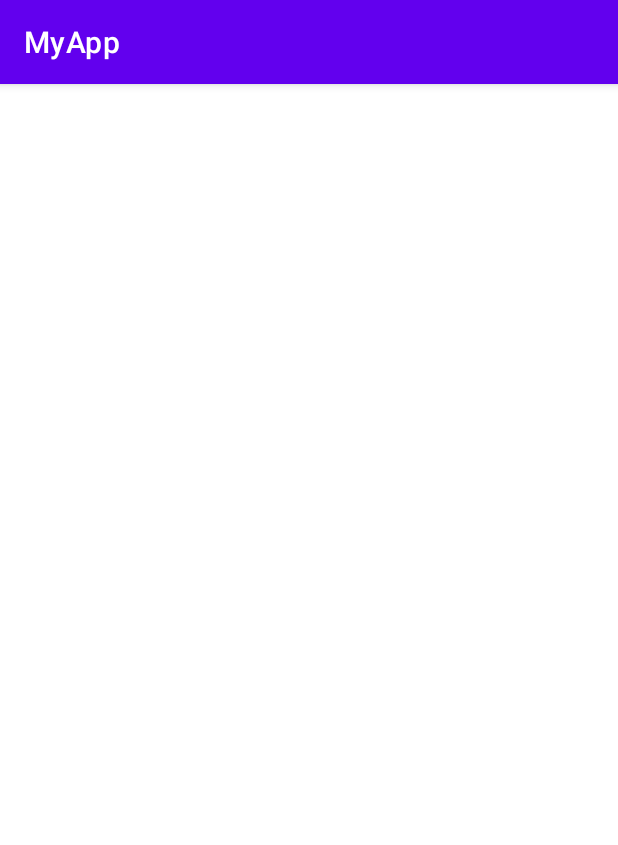
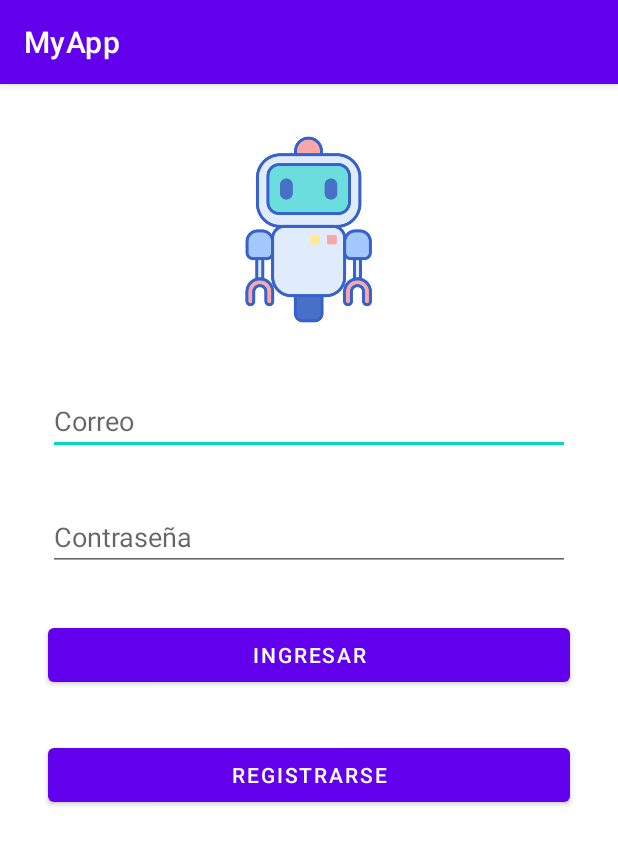
Before and after one commit to 1Nero1/MiprimerApp, an Android app: the screen it shows after launch (MainActivity), on a phone screen of 412 x 824 dp. Shown: the top 845 px of the screen. Run offline under Robolectric (Android 15) with nearby library versions, the phone set to English and light mode, and no system bars.

Commit message:
Creando la primer ventana (Ingresar)

```diff
--- a/app/app/src/main/res/layout/activity_main.xml
+++ b/app/app/src/main/res/layout/activity_main.xml
@@ -4,4 +4,70 @@
     xmlns:tools="http://schemas.android.com/tools"
     android:layout_width="match_parent"
     android:layout_height="match_parent"
-    tools:context=".MainActivity"/>
+    tools:context=".MainActivity">
+
+    <ImageView
+        android:id="@+id/Img"
+        android:layout_width="130dp"
+        android:layout_height="130dp"
+        android:layout_marginTop="32dp"
+        app:layout_constraintEnd_toEndOf="parent"
+        app:layout_constraintHorizontal_bias="0.498"
+        app:layout_constraintStart_toStartOf="parent"
+        app:layout_constraintTop_toTopOf="parent"
+        app:srcCompat="@drawable/robot" />
+
+    <EditText
+        android:id="@+id/editTextCorreo"
+        android:layout_width="match_parent"
+        android:layout_height="wrap_content"
+        android:layout_marginStart="32dp"
+        android:layout_marginTop="40dp"
+        android:layout_marginEnd="32dp"
+        android:ems="10"
+        android:hint="Correo"
+        android:inputType="textPersonName"
+        app:layout_constraintEnd_toEndOf="parent"
+        app:layout_constraintStart_toStartOf="parent"
+        app:layout_constraintTop_toBottomOf="@+id/Img" />
+
+    <EditText
+        android:id="@+id/editTextPass"
+        android:layout_width="match_parent"
+        android:layout_height="wrap_content"
+        android:layout_marginStart="32dp"
+        android:layout_marginTop="32dp"
+        android:layout_marginEnd="32dp"
+        android:ems="10"
+        android:hint="Contraseña"
+        android:inputType="textPassword"
+        app:layout_constraintEnd_toEndOf="parent"
+        app:layout_constraintHorizontal_bias="0.0"
+        app:layout_constraintStart_toStartOf="parent"
+        app:layout_constraintTop_toBottomOf="@+id/editTextCorreo" />
+
+    <Button
+        android:id="@+id/Ingresar"
+        android:layout_width="match_parent"
+        android:layout_height="wrap_content"
+        android:layout_marginStart="32dp"
+        android:layout_marginTop="32dp"
+        android:layout_marginEnd="32dp"
+        android:text="Ingresar"
+        app:layout_constraintEnd_toEndOf="parent"
+        app:layout_constraintStart_toStartOf="parent"
+        app:layout_constraintTop_toBottomOf="@+id/editTextPass" />
+
+    <Button
+        android:id="@+id/Registrar"
+        android:layout_width="match_parent"
+        android:layout_height="wrap_content"
+        android:layout_marginStart="32dp"
+        android:layout_marginTop="112dp"
+        android:layout_marginEnd="32dp"
+        android:text="Registrarse"
+        app:layout_constraintEnd_toEndOf="parent"
+        app:layout_constraintHorizontal_bias="0.0"
+        app:layout_constraintStart_toStartOf="parent"
+        app:layout_constraintTop_toBottomOf="@+id/editTextPass" />
+</androidx.constraintlayout.widget.ConstraintLayout>
--- a/app/app/src/main/res/values/strings.xml
+++ b/app/app/src/main/res/values/strings.xml
@@ -1,3 +1,4 @@
 <resources>
     <string name="app_name">MyApp</string>
+
 </resources>
```
Also changed, not shown: app/app/src/main/res/drawable/robot.png (added), 1 other file.
